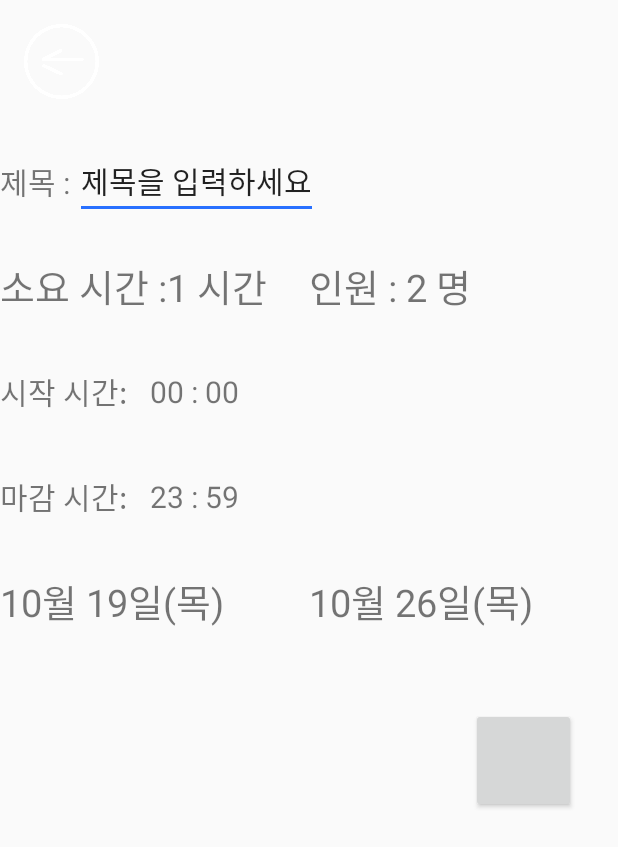
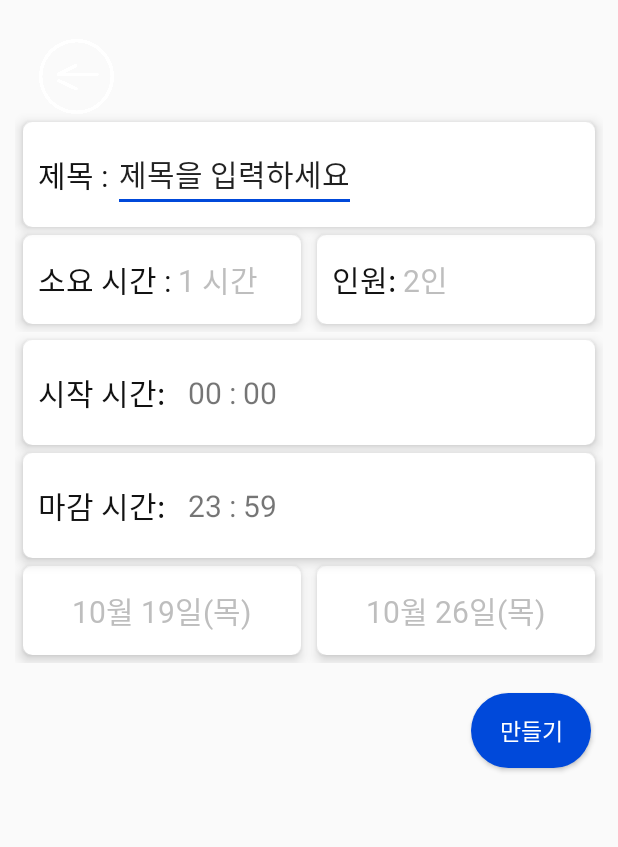
Before and after one commit to SFByomi/knumeet, an Android app: the SelectActivity screen opened directly, with no data from a screen before it, on a phone screen of 412 x 824 dp. Shown: the top 847 px of the screen. Run offline under Robolectric (Android 15) with nearby library versions, the phone set to English and light mode, and no system bars.

Commit message:
완전새로

```diff
--- a/app/build.gradle
+++ b/app/build.gradle
@@ -24,6 +24,8 @@ android {
 apply plugin: 'com.google.gms.google-services'
 
 dependencies {
+
+
     implementation fileTree(dir: "libs", include: ["*.jar"])
     implementation 'androidx.appcompat:appcompat:1.1.0'
     implementation 'androidx.constraintlayout:constraintlayout:1.1.3'
@@ -42,8 +44,7 @@ dependencies {
     implementation 'com.google.firebase:firebase-storage:19.2.0'
     implementation 'com.google.android.gms:play-services-auth:18.1.0'
     implementation 'com.android.support:multidex:1.0.3'
-
-    implementation "com.github.wisnukurniawan:date-time-range-picker-android:1.0.6"
+    implementation "com.github.SFByomi:date-time-range-picker-android:1.0.11"
 
 
 }
--- a/app/src/main/AndroidManifest.xml
+++ b/app/src/main/AndroidManifest.xml
@@ -13,7 +13,8 @@
         android:roundIcon="@mipmap/ic_launcher_round"
         android:supportsRtl="true"
         android:theme="@style/AppTheme">
-        <activity android:name=".MakeInfoActivity"></activity>
+        <activity android:name=".SelectCalendarActivity"></activity>
+        <activity android:name=".MakeInfoActivity" />
         <activity android:name=".EnterActivity" />
         <activity android:name=".SelectActivity" />
         <activity android:name=".SplashActivity">
--- a/app/src/main/java/com/blueboard/knumeet/SelectActivity.java
+++ b/app/src/main/java/com/blueboard/knumeet/SelectActivity.java
@@ -6,6 +6,7 @@ import android.content.Intent;
 import android.os.Bundle;
 import android.view.View;
 import android.widget.Button;
+import android.widget.LinearLayout;
 
 public class SelectActivity extends AppCompatActivity {
 
@@ -15,6 +16,23 @@ public class SelectActivity extends AppCompatActivity {
         setContentView(R.layout.activity_select);
         Button btn_go_makeinfo = (Button) findViewById(R.id.btn_go_makeinfo);
 
+        LinearLayout btn_start_calendar_1 = (LinearLayout)findViewById(R.id.btn_start_calendar_1);
+        LinearLayout btn_start_calendar_2 = (LinearLayout)findViewById(R.id.  btn_start_calendar_2);
+
+        btn_start_calendar_1.setOnClickListener(new View.OnClickListener() {
+            @Override
+            public void onClick(View v) {
+                Intent intent = new Intent(getApplicationContext(),SelectCalendarActivity.class);
+                startActivity(intent);
+            }
+        });
+        btn_start_calendar_2.setOnClickListener(new View.OnClickListener() {
+            @Override
+            public void onClick(View v) {
+                Intent intent = new Intent(getApplicationContext(),SelectCalendarActivity.class);
+                startActivity(intent);
+            }
+        });
 
         btn_go_makeinfo.setOnClickListener(new View.OnClickListener() {
             @Override
@@ -23,5 +41,6 @@ public class SelectActivity extends AppCompatActivity {
                 startActivity(intent);
             }
         });
+
     }
 }
--- /dev/null
+++ b/app/src/main/res/drawable-v24/corner_shape_blue.xml
@@ -0,0 +1,8 @@
+<?xml version="1.0" encoding="utf-8"?>
+<shape xmlns:android="http://schemas.android.com/apk/res/android"
+    android:id = "@+id/shape_my"
+    >
+    <corners android:radius="50dp"/>
+    <solid android:color="@color/colorAccent"/>
+
+</shape>
--- a/app/src/main/res/drawable-v24/corner_shape_point.xml
+++ b/app/src/main/res/drawable-v24/corner_shape_point.xml
@@ -8,6 +8,6 @@
         android:right="10dp"
         android:bottom="5dp"/>
     <corners android:radius="5dp"/>
-    <solid android:color="#E3711B"/>
+    <solid android:color="#FF7F1E"/>
 
 </shape>
--- a/app/src/main/res/layout/activity_select.xml
+++ b/app/src/main/res/layout/activity_select.xml
@@ -7,6 +7,7 @@
     android:layout_height="match_parent"
     tools:context=".SelectActivity"
     app:layout_constraintHorizontal_weight="2"
+    android:padding="10dp"
     >
 
     <ImageButton
@@ -21,6 +22,9 @@
         app:layout_constraintTop_toTopOf="parent" />
 
     <LinearLayout
+        android:background="@drawable/corner_shape"
+        android:elevation="5dp"
+        android:layout_margin="5dp"
         android:id="@+id/btn_Start_time"
         android:layout_width="match_parent"
         android:layout_height="70dp"
@@ -33,7 +37,9 @@
             android:layout_height="wrap_content"
             android:layout_gravity="center_vertical"
             android:text="시작 시간:"
-            android:textSize="20sp" />
+            android:textSize="20sp"
+            android:fontFamily="@font/nanum_bold"
+            android:textColor="@color/colorBlack" />
 
         <TextView
             android:layout_width="wrap_content"
@@ -44,6 +50,9 @@
     </LinearLayout>
 
     <LinearLayout
+        android:background="@drawable/corner_shape"
+        android:elevation="5dp"
+        android:layout_margin="5dp"
         android:id="@+id/btn_end_time"
         android:layout_width="match_parent"
         android:layout_height="70dp"
@@ -57,7 +66,9 @@
             android:layout_height="wrap_content"
             android:layout_gravity="center_vertical"
             android:text="마감 시간:"
-            android:textSize="20sp" />
+            android:textSize="20sp"
+            android:fontFamily="@font/nanum_bold"
+            android:textColor="@color/colorBlack" />
 
         <TextView
             android:layout_width="wrap_content"
@@ -77,6 +88,9 @@
         tools:layout_editor_absoluteX="0dp">
 
         <LinearLayout
+            android:background="@drawable/corner_shape"
+            android:elevation="5dp"
+            android:layout_margin="5dp"
             android:id="@+id/btn_how_long"
             android:layout_width="0dp"
             android:layout_height="match_parent"
@@ -86,23 +100,47 @@
                 android:layout_width="wrap_content"
                 android:layout_height="wrap_content"
                 android:layout_gravity="center_vertical"
-                android:text="소요 시간 :1 시간"
-                android:textSize="25sp" />
+                android:text="소요 시간 : "
+                android:textSize="20sp"
+                android:fontFamily="@font/nanum_bold"
+                android:textColor="@color/colorBlack"
+                />
+            <TextView
+                android:layout_width="wrap_content"
+                android:layout_height="wrap_content"
+                android:layout_gravity="center_vertical"
+                android:text="1 시간"
+                android:textSize="20sp"
+                android:fontFamily="@font/nanum_bold"
+                android:textColor="@color/colorUnClicked"
+                />
 
         </LinearLayout>
 
         <LinearLayout
+            android:background="@drawable/corner_shape"
+            android:elevation="5dp"
+            android:layout_margin="5dp"
             android:id="@+id/btn_how_many_people"
             android:layout_width="0dp"
             android:layout_height="match_parent"
             android:layout_weight="1">
-
             <TextView
                 android:layout_width="wrap_content"
                 android:layout_height="wrap_content"
                 android:layout_gravity="center_vertical"
-                android:text="인원 : 2 명"
-                android:textSize="25sp" />
+                android:text="인원: "
+                android:textSize="20sp"
+                android:fontFamily="@font/nanum_bold"
+                android:textColor="@color/colorBlack" />
+            <TextView
+                android:layout_width="wrap_content"
+                android:layout_height="wrap_content"
+                android:layout_gravity="center_vertical"
+                android:text="2인"
+                android:textSize="20sp"
+                android:fontFamily="@font/nanum_bold"
+                android:textColor="@color/colorUnClicked" />
 
         </LinearLayout>
 
@@ -118,9 +156,13 @@
         tools:layout_editor_absoluteX="0dp">
 
         <LinearLayout
+            android:background="@drawable/corner_shape"
+            android:elevation="5dp"
+            android:layout_margin="5dp"
             android:id="@+id/btn_start_calendar_1"
             android:layout_width="0dp"
             android:layout_height="match_parent"
+            android:gravity="center"
             android:layout_weight="1">
 
             <TextView
@@ -128,14 +170,20 @@
                 android:layout_height="wrap_content"
                 android:layout_gravity="center_vertical"
                 android:text="10월 19일(목)"
-                android:textSize="25sp" />
+                android:textSize="20sp"
+                android:fontFamily="@font/nanum_bold"
+                android:textColor="@color/colorUnClicked" />
 
         </LinearLayout>
 
         <LinearLayout
+            android:background="@drawable/corner_shape"
+            android:elevation="5dp"
+            android:layout_margin="5dp"
             android:id="@+id/btn_start_calendar_2"
             android:layout_width="0dp"
             android:layout_height="match_parent"
+            android:gravity="center"
             android:layout_weight="1">
 
             <TextView
@@ -143,17 +191,23 @@
                 android:layout_height="wrap_content"
                 android:layout_gravity="center_vertical"
                 android:text="10월 26일(목)"
-                android:textSize="25sp" />
+                android:textSize="20sp"
+                android:fontFamily="@font/nanum_bold"
+                android:textColor="@color/colorUnClicked" />
 
         </LinearLayout>
 
     </LinearLayout>
 
     <LinearLayout
+        android:background="@drawable/corner_shape"
+
+        android:elevation="5dp"
         android:id="@+id/title_layout"
         android:layout_width="match_parent"
         android:layout_height="70dp"
         android:layout_marginTop="20dp"
+        android:layout_margin="5dp"
         android:orientation="horizontal"
         app:layout_constraintTop_toBottomOf="@+id/btn_back_select_to_home"
         tools:layout_editor_absoluteX="0dp">
@@ -163,7 +217,9 @@
             android:layout_height="wrap_content"
             android:layout_gravity="center_vertical"
             android:text="제목 :"
-            android:textSize="20sp" />
+            android:textSize="20sp"
+            android:fontFamily="@font/nanum_bold"
+            android:textColor="@color/colorBlack"/>
 
         <EditText
             android:layout_width="wrap_content"
@@ -175,13 +231,17 @@
 
     <Button
         android:id="@+id/btn_go_makeinfo"
-        android:layout_width="70dp"
-        android:layout_height="70dp"
+        android:layout_width="80dp"
+        android:layout_height="50dp"
+        android:layout_marginTop="20dp"
+        android:layout_marginEnd="8dp"
+        android:layout_marginRight="8dp"
+        android:background="@drawable/corner_shape_blue"
 
-
-        android:layout_marginTop="36dp"
-        android:layout_marginEnd="28dp"
-        android:layout_marginRight="28dp"
+        android:fontFamily="@font/nanum_bold"
+        android:text="만들기"
+        android:textColor="@color/colorWhite"
+        android:textSize="15sp"
         app:layout_constraintEnd_toEndOf="parent"
         app:layout_constraintTop_toBottomOf="@+id/linearLayout3" />
 
--- a/app/src/main/res/values/colors.xml
+++ b/app/src/main/res/values/colors.xml
@@ -2,9 +2,20 @@
 <resources>
     <color name="colorPrimary">#194696</color>
     <color name="colorPrimaryDark">#001D73</color>
-    <color name="colorAccent">#2870FF</color>
+    <color name="colorAccent">#0049DA</color>
+
     <color name="colorWhite">#ffffff</color>
     <color name="colorBlack">#121212</color>
     <color name="colorUnClicked">#BEBEBE</color>
     <color name="colorClicked">#A3A0A0A0</color>
+
+    <color name="calendar_selected_day_bg">#1F44FF</color>
+    <color name="calendar_selected_range_bg">#7B91FF</color>
+
+
+    <color name="calendar_unavailable_bg">#0049FF</color>
+    <color name="calendar_range_middle_unavailable_bg">#809FFF</color>
+
+
+    <color name="calendar_range_middle_deactivated_bg">#673AB7</color>
 </resources>
--- a/app/src/main/res/values/styles.xml
+++ b/app/src/main/res/values/styles.xml
@@ -2,8 +2,8 @@
     <!-- Base application theme. -->
     <style name="AppTheme" parent="Theme.AppCompat.Light.NoActionBar">
         <!-- Customize your theme here. -->
-        <item name="colorPrimary">@color/colorWhite</item>
-        <item name="colorPrimaryDark">@color/colorClicked</item>
+        <item name="colorPrimary">@color/colorPrimary</item>
+        <item name="colorPrimaryDark">@color/colorPrimaryDark</item>
         <item name="colorAccent">@color/colorAccent</item>
     </style>
 
--- a/build.gradle
+++ b/build.gradle
@@ -9,6 +9,7 @@ buildscript {
         classpath 'com.google.gms:google-services:4.3.3'
         // NOTE: Do not place your application dependencies here; they belong
         // in the individual module build.gradle files
+
     }
 }
 
```
Also changed, not shown: app/src/main/java/com/blueboard/knumeet/SelectCalendarActivity.java (added, +42 -0 lines), app/src/main/res/drawable-v24/gradation_shape_main.xml (added, +18 -0 lines), app/src/main/res/layout/activity_main.xml (+42 -18 lines), app/src/main/res/layout/activity_select_calendar.xml (added, +66 -0 lines).
